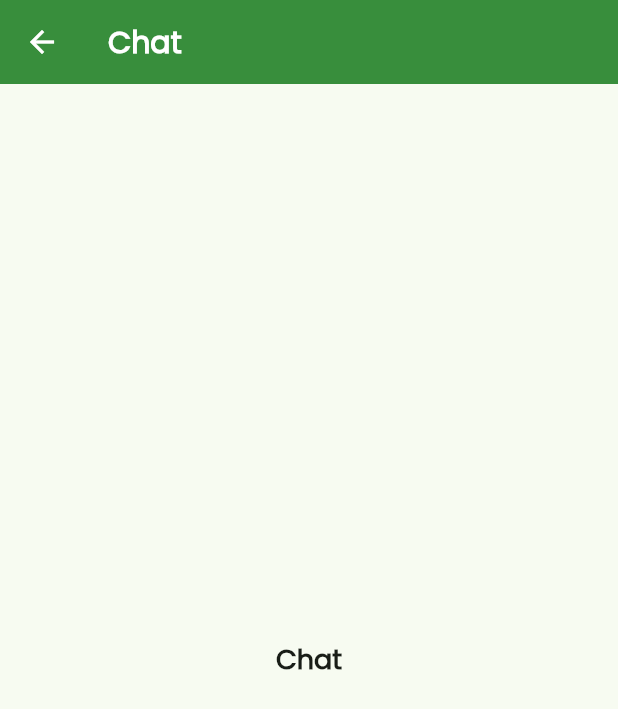
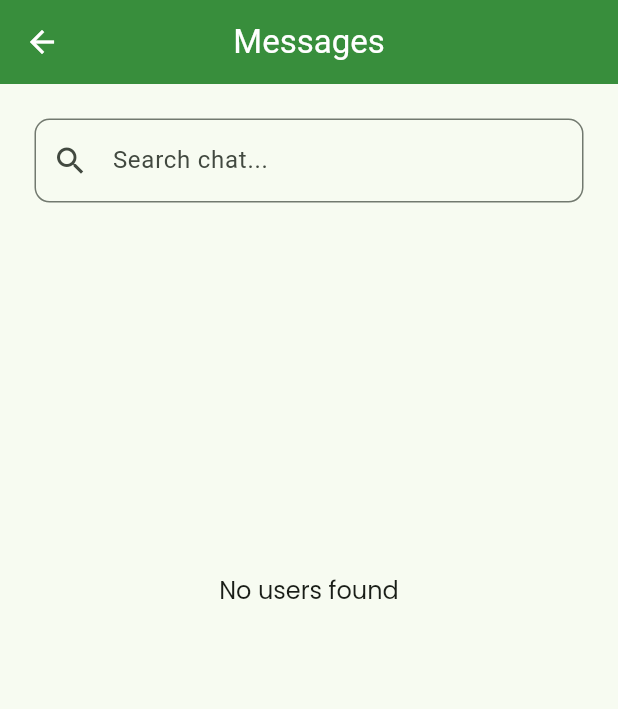
Before and after one commit to inthehallways/nacpil_advmobprogAY2627, a Flutter app: the HomeScreen screen opened by its route, after a tap on the "chat" icon, on a phone screen of 412 x 824 dp. Shown: the top 709 px of the screen. Run offline on Flutter 3.47's test engine with Material 3 defaults, Android fonts, the phone set to English and light mode, and no system bars; our stand-ins replace cloud_firestore, firebase_auth, firebase_core, flutter_dotenv, flutter_screenutil, shared_preferences; accounts and stored records are empty; network calls fail.

Commit message:
lab-act6: initial template implementation

```diff
--- /dev/null
+++ b/nacpil_mobile/lib/models/message.dart
@@ -0,0 +1,37 @@
+import 'package:cloud_firestore/cloud_firestore.dart';
+
+class MessageModel {
+  final String senderId;
+  final String senderEmail;
+  final String receiverId;
+  final String message;
+  final Timestamp timestamp;
+
+  MessageModel({
+    required this.senderId,
+    required this.senderEmail,
+    required this.receiverId,
+    required this.message,
+    required this.timestamp,
+  });
+
+  factory MessageModel.fromMap(Map<String, dynamic> map) {
+    return MessageModel(
+      senderId: map['senderId'],
+      senderEmail: map['senderEmail'],
+      receiverId: map['receiverId'],
+      message: map['message'],
+      timestamp: map['timestamp'],
+    );
+  }
+
+  Map<String, dynamic> toMap() {
+    return {
+      'senderId': senderId,
+      'senderEmail': senderEmail,
+      'receiverId': receiverId,
+      'message': message,
+      'timestamp': timestamp,
+    };
+  }
+}
--- /dev/null
+++ b/nacpil_mobile/lib/screens/chat_screen.dart
@@ -0,0 +1,187 @@
+import 'package:flutter/material.dart';
+import 'package:flutter_screenutil/flutter_screenutil.dart';
+
+import '../services/chat_service.dart';
+import '../services/user_service.dart';
+import '../widgets/custom_text.dart';
+import 'chat_detailscreen.dart';
+
+class ChatScreen extends StatefulWidget {
+    const ChatScreen({super.key});
+
+    @override
+    State<ChatScreen> createState() => _ChatScreenState();
+}
+
+class _ChatScreenState extends State<ChatScreen> {
+    final TextEditingController _searchChatController = TextEditingController();
+    final ChatService _chatService = ChatService();
+    String? _currentUserEmail;
+    String _searchText = '';
+
+    @override
+    void initState() {
+        super.initState();
+        _loadCurrentUserEmail();
+    }
+
+    Future<void> _loadCurrentUserEmail() async {
+        final userData = await userService.value.getUserData();
+        setState(() {
+            _currentUserEmail = userData['email'];
+        });
+    }
+
+    @override
+    void dispose() {
+        _searchChatController.dispose();
+        super.dispose();
+    }
+
+    @override
+    Widget build(BuildContext context) {
+        return Scaffold(
+            appBar: AppBar(
+                title: const Text('Messages'),
+                centerTitle: true,
+            ),
+            body: SingleChildScrollView(
+                child: Column(
+                    children: [
+                        SizedBox(height: 20.h),
+                        Padding(
+                            padding: EdgeInsets.symmetric(horizontal: 23.w),
+                            child: TextField(
+                                controller: _searchChatController,
+                                textInputAction: TextInputAction.search,
+                                decoration: InputDecoration(
+                                    hintText: 'Search chat...',
+                                    prefixIcon: Icon(Icons.search),
+                                    suffixIcon: (_searchChatController.text.isNotEmpty)
+                                        ? IconButton(
+                                            tooltip: 'Clear',
+                                            icon: const Icon(Icons.cancel),
+                                            onPressed: () {
+                                                setState(() {
+                                                    _searchChatController.clear();
+                                                    _searchText = '';
+                                                });
+                                            },
+                                        )
+                                        : null,
+                                    border: OutlineInputBorder(
+                                        borderRadius: BorderRadius.circular(10),
+                                    ),
+                                ),
+                            ),
+                        ),
+                        SizedBox(height: 10.h),
+
+                        // users stream
+                        StreamBuilder<List<Map<String, dynamic>>>(
+                            stream: _chatService.getUsersStream(),
+                            builder: (context,snapshot) {
+                                if (snapshot.connectionState == ConnectionState.waiting) {
+                                    return Container(
+                                        height: ScreenUtil().screenHeight * 0.6,
+                                        padding: EdgeInsets.all(16.sp),
+                                        child: const Center(
+                                            child: CircularProgressIndicator.adaptive(),
+                                        ),
+                                    );
+                                }
+                                if (snapshot.hasError) {
+                                    return Container(
+                                        height: ScreenUtil().screenHeight * 0.6,
+                                        padding: EdgeInsets.all(16.sp),
+                                        child: Center(
+                                            child: CustomText(
+                                                text: 'Error loading users',
+                                                fontSize: 16.sp,
+                                            ),
+                                        ),
+                                    );
+                                }
+                                if (!snapshot.hasData || snapshot.data!.isEmpty) {
+                                    return Container(
+                                        height: ScreenUtil().screenHeight * 0.6,
+                                        padding: EdgeInsets.all(16.sp),
+                                        child: Center(
+                                            child: CustomText(
+                                                text: 'No users found',
+                                                fontSize: 16.sp,
+                                            ),
+                                        ),
+                                    );
+                                }
+
+                                final users = snapshot.data!;
+
+                                if (users.isEmpty) {
+                                    return Container(
+                                        height: ScreenUtil().screenHeight * 0.6,
+                                        padding: EdgeInsets.all(16.sp),
+                                        child: Center(
+                                            child: CustomText(
+                                                text: 'No messages found...',
+                                                fontSize: 16.sp,
+                                            ),
+                                        ),
+                                    );
+                                }
+
+                                return ListView.builder(
+                                    shrinkWrap: true,
+                                    padding: EdgeInsets.symmetric(horizontal: 16.w),
+                                    physics: const NeverScrollableScrollPhysics(),
+                                    itemCount: users.length,
+                                    itemBuilder: (context, index) {
+                                        final user = users[index];
+                                        return GestureDetector(
+                                            onTap: () {
+                                                Navigator.push(
+                                                    context,
+                                                    MaterialPageRoute(
+                                                        builder: (context) => ChatDetailScreen(
+                                                            currentUserEmail: _currentUserEmail!,
+                                                            tappedUser: user,
+                                                        ),
+                                                    ),
+                                                );
+                                            },
+                                            child: Card(
+                                                child: ListTile(
+                                                    leading: CircleAvatar(
+                                                        child: CustomText(
+                                                            text:
+                                                                user['firstName'] != null &&
+                                                                    user['firstName'].toString().isNotEmpty
+                                                                ? user['firstName'][0].toUpperCase()
+                                                                : '?',
+                                                            fontSize: 16,
+                                                            fontWeight: FontWeight.bold,
+                                                        ),
+                                                    ),
+                                                    title: CustomText(
+                                                        text: user['firstName'] ?? 'Unknown',
+                                                        fontSize: 20,
+                                                        fontWeight: FontWeight.bold,
+                                                    ),
+                                                    subtitle: CustomText(
+                                                        text: user['email'] ?? 'No email',
+                                                        fontSize: 12,
+                                                        fontWeight: FontWeight.w300,
+                                                    ),
+                                                ),
+                                            ),
+                                        );
+                                    },
+                                );
+                            },
+                        ),
+                    ],
+                ),
+            ),
+        );
+    }
+}
--- a/nacpil_mobile/lib/screens/home_screen.dart
+++ b/nacpil_mobile/lib/screens/home_screen.dart
@@ -5,6 +5,7 @@ import 'cart_screen.dart';
 import 'profile_screen.dart';
 import '../services/user_service.dart';
 import '../widgets/custom_text.dart';
+import 'chat_screen.dart';
 
 class HomeScreen extends StatefulWidget {
   final String username;
@@ -101,7 +102,7 @@ class _HomeScreenState extends State<HomeScreen> {
                   Navigator.push(
                     context,
                     MaterialPageRoute(
-                      builder: (context) => const _ChatScreen(),
+                      builder: (context) => const ChatScreen(),
                     ),
                   );
                 },
@@ -119,28 +120,3 @@ class _HomeScreenState extends State<HomeScreen> {
     _pageController.jumpToPage(value);
   }
 }
-
-class _ChatScreen extends StatelessWidget {
-  const _ChatScreen();
-
-  @override
-  Widget build(BuildContext context) {
-    return Scaffold(
-      appBar: AppBar(
-        title: CustomText(
-          text: 'Chat',
-          fontSize: 20.sp,
-          fontWeight: FontWeight.w600,
-          color: Colors.white,
-        ),
-      ),
-      body: Center(
-        child: CustomText(
-          text: 'Chat',
-          fontSize: 18.sp,
-          fontWeight: FontWeight.w600,
-        ),
-      ),
-    );
-  }
-}
--- a/nacpil_mobile/pubspec.yaml
+++ b/nacpil_mobile/pubspec.yaml
@@ -19,6 +19,7 @@ dependencies:
   shared_preferences: ^2.5.5
   firebase_core: ^4.15.0
   firebase_auth: ^6.7.0
+  cloud_firestore: ^6.10.0
 
 dev_dependencies:
   flutter_test:
```
Also changed, not shown: nacpil_mobile/lib/screens/chat_detailscreen.dart (added, +252 -0 lines), nacpil_mobile/lib/services/chat_service.dart (added, +69 -0 lines), nacpil_mobile/pubspec.lock.
